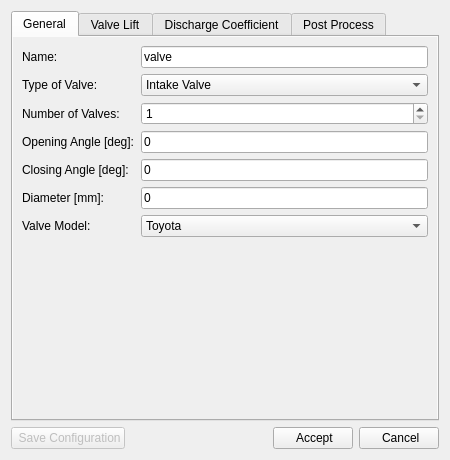
First picture: the form in ICESym-NEWGUI/windows/ValveDialog.ui, repository jmarcelogimenez/icesym, before the edit.
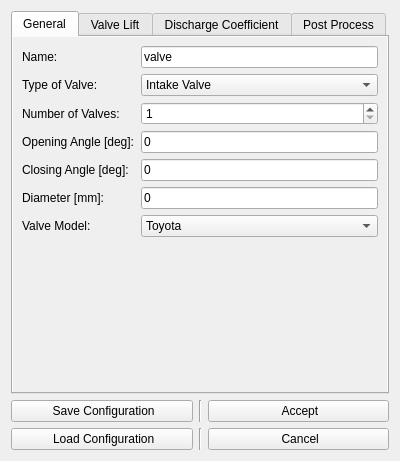
Second picture: the form after the edit. Icons and pictures are not drawn.

Commit message: Save/Load particular configuration for all object types

The edit to the form file:
```diff
--- a/ICESym-NEWGUI/windows/ValveDialog.ui
+++ b/ICESym-NEWGUI/windows/ValveDialog.ui
@@ -6,8 +6,8 @@
    <rect>
     <x>0</x>
     <y>0</y>
-    <width>450</width>
-    <height>460</height>
+    <width>400</width>
+    <height>461</height>
    </rect>
   </property>
   <property name="font">
@@ -27,88 +27,6 @@
    <bool>true</bool>
   </property>
   <layout class="QGridLayout" name="gridLayout_2">
-   <item row="1" column="0">
-    <layout class="QHBoxLayout" name="horizontalLayout_6">
-     <item>
-      <widget class="QPushButton" name="save_config_pushButton">
-       <property name="enabled">
-        <bool>false</bool>
-       </property>
-       <property name="font">
-        <font>
-         <pointsize>9</pointsize>
-        </font>
-       </property>
-       <property name="text">
-        <string> Save Configuration</string>
-       </property>
-       <property name="icon">
-        <iconset resource="../images/images.qrc">
-         <normaloff>:/fromHelyx/fromHelyx/save16.png</normaloff>:/fromHelyx/fromHelyx/save16.png</iconset>
-       </property>
-       <property name="autoDefault">
-        <bool>false</bool>
-       </property>
-      </widget>
-     </item>
-     <item>
-      <spacer name="horizontalSpacer_3">
-       <property name="font">
-        <font>
-         <pointsize>9</pointsize>
-        </font>
-       </property>
-       <property name="orientation">
-        <enum>Qt::Horizontal</enum>
-       </property>
-       <property name="sizeHint" stdset="0">
-        <size>
-         <width>40</width>
-         <height>20</height>
-        </size>
-       </property>
-      </spacer>
-     </item>
-     <item>
-      <widget class="QPushButton" name="accept_pushButton">
-       <property name="font">
-        <font>
-         <pointsize>9</pointsize>
-        </font>
-       </property>
-       <property name="text">
-        <string> Accept</string>
-       </property>
-       <property name="icon">
-        <iconset resource="../images/images.qrc">
-         <normaloff>:/fromHelyx/fromHelyx/tick16.png</normaloff>:/fromHelyx/fromHelyx/tick16.png</iconset>
-       </property>
-       <property name="autoDefault">
-        <bool>false</bool>
-       </property>
-      </widget>
-     </item>
-     <item>
-      <widget class="QPushButton" name="cancel_pushButton">
-       <property name="font">
-        <font>
-         <pointsize>9</pointsize>
-        </font>
-       </property>
-       <property name="text">
-        <string> Cancel</string>
-       </property>
-       <property name="icon">
-        <iconset resource="../images/images.qrc">
-         <normaloff>:/fromHelyx/fromHelyx/win_closeAll16.png</normaloff>:/fromHelyx/fromHelyx/win_closeAll16.png</iconset>
-       </property>
-       <property name="autoDefault">
-        <bool>false</bool>
-       </property>
-      </widget>
-     </item>
-    </layout>
-   </item>
    <item row="0" column="0">
     <widget class="QTabWidget" name="tabWidget">
      <property name="enabled">
@@ -724,6 +642,98 @@
      </widget>
     </widget>
    </item>
+   <item row="1" column="0">
+    <layout class="QGridLayout" name="gridLayout_3">
+     <item row="1" column="0">
+      <widget class="QPushButton" name="load_configuration_pushButton">
+       <property name="focusPolicy">
+        <enum>Qt::NoFocus</enum>
+       </property>
+       <property name="text">
+        <string> Load Configuration</string>
+       </property>
+       <property name="icon">
+        <iconset resource="../images/images.qrc">
+         <normaloff>:/fromHelyx/fromHelyx/downloadZip16.png</normaloff>:/fromHelyx/fromHelyx/downloadZip16.png</iconset>
+       </property>
+      </widget>
+     </item>
+     <item row="0" column="0">
+      <widget class="QPushButton" name="save_configuration_pushButton">
+       <property name="enabled">
+        <bool>true</bool>
+       </property>
+       <property name="font">
+        <font>
+         <pointsize>9</pointsize>
+        </font>
+       </property>
+       <property name="text">
+        <string> Save Configuration</string>
+       </property>
+       <property name="icon">
+        <iconset resource="../images/images.qrc">
+         <normaloff>:/fromHelyx/fromHelyx/save16.png</normaloff>:/fromHelyx/fromHelyx/save16.png</iconset>
+       </property>
+       <property name="autoDefault">
+        <bool>false</bool>
+       </property>
+      </widget>
+     </item>
+     <item row="0" column="2">
+      <widget class="QPushButton" name="accept_pushButton">
+       <property name="font">
+        <font>
+         <pointsize>9</pointsize>
+        </font>
+       </property>
+       <property name="text">
+        <string> Accept</string>
+       </property>
+       <property name="icon">
+        <iconset resource="../images/images.qrc">
+         <normaloff>:/fromHelyx/fromHelyx/tick16.png</normaloff>:/fromHelyx/fromHelyx/tick16.png</iconset>
+       </property>
+       <property name="autoDefault">
+        <bool>false</bool>
+       </property>
+      </widget>
+     </item>
+     <item row="1" column="2">
+      <widget class="QPushButton" name="cancel_pushButton">
+       <property name="font">
+        <font>
+         <pointsize>9</pointsize>
+        </font>
+       </property>
+       <property name="text">
+        <string> Cancel</string>
+       </property>
+       <property name="icon">
+        <iconset resource="../images/images.qrc">
+         <normaloff>:/fromHelyx/fromHelyx/win_closeAll16.png</normaloff>:/fromHelyx/fromHelyx/win_closeAll16.png</iconset>
+       </property>
+       <property name="autoDefault">
+        <bool>false</bool>
+       </property>
+      </widget>
+     </item>
+     <item row="0" column="1">
+      <widget class="Line" name="line_2">
+       <property name="orientation">
+        <enum>Qt::Vertical</enum>
+       </property>
+      </widget>
+     </item>
+     <item row="1" column="1">
+      <widget class="Line" name="line_3">
+       <property name="orientation">
+        <enum>Qt::Vertical</enum>
+       </property>
+      </widget>
+     </item>
+    </layout>
+   </item>
   </layout>
  </widget>
  <resources>
```
Left out of the diff: 47 changed lines with no effect on the pictures. The commit also changes 9 other files.
